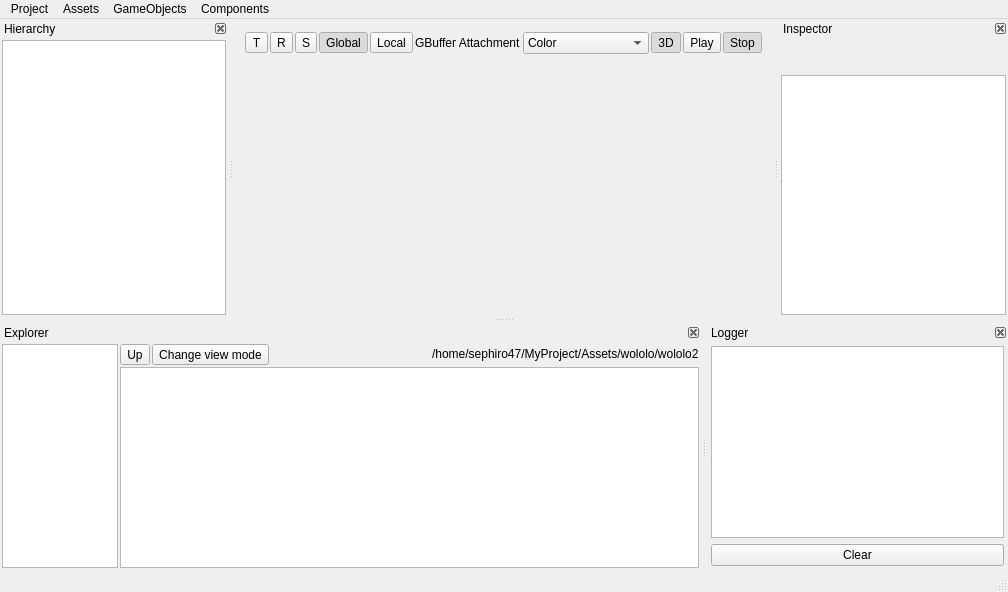
Bang3DEngine/OldBang, file EngineAssets/EditorWindow.ui: the form before one commit.
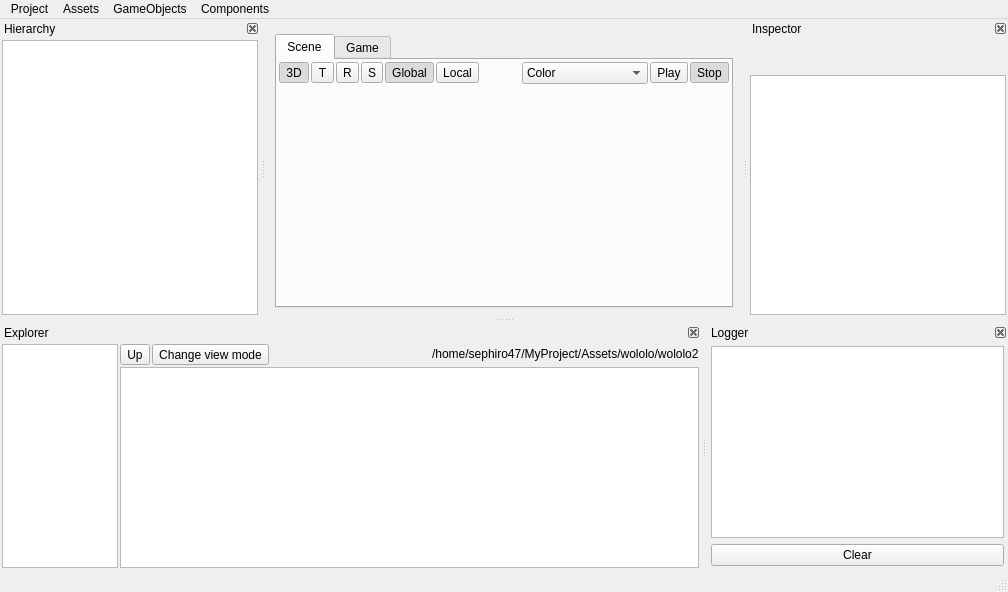
The form after the commit. Icons and pictures are not drawn. Custom widgets are drawn as their Qt base class.

Commit message: Added Scene and Game tab :)

Diff of the .ui file:
```diff
--- a/EngineAssets/EditorWindow.ui
+++ b/EngineAssets/EditorWindow.ui
@@ -36,27 +36,61 @@
    <bool>true</bool>
   </property>
   <widget class="QWidget" name="centralwidget">
-   <layout class="QVBoxLayout" name="verticalLayout" stretch="0,0,9999">
-    <property name="spacing">
-     <number>2</number>
-    </property>
-    <property name="margin">
-     <number>2</number>
-    </property>
+   <layout class="QVBoxLayout" name="verticalLayout">
     <item>
      <widget class="WindowEventManager" name="windowEventManager" native="true"/>
     </item>
     <item>
+     <widget class="QTabWidget" name="tabContainerSceneGame">
+      <property name="currentIndex">
+       <number>0</number>
+      </property>
+      <property name="movable">
+       <bool>true</bool>
+      </property>
+      <widget class="QWidget" name="tabScene">
+       <attribute name="title">
+        <string>Scene</string>
+       </attribute>
+       <layout class="QVBoxLayout" name="verticalLayout_11">
+        <property name="spacing">
+         <number>2</number>
+        </property>
+        <property name="margin">
+         <number>0</number>
+        </property>
+        <item>
+         <layout class="QVBoxLayout" name="tabSceneVLayout" stretch="0,9999">
+          <property name="spacing">
+           <number>2</number>
+          </property>
+          <item>
      <widget class="Toolbar" name="screenToolbar" native="true">
-      <layout class="QGridLayout" name="gridLayout">
+            <layout class="QHBoxLayout" name="horizontalLayout">
        <property name="spacing">
-        <number>0</number>
-       </property>
-       <item row="0" column="0">
-        <layout class="QHBoxLayout" name="hLayout_screenToolbar">
-         <property name="spacing">
+              <number>2</number>
+             </property>
+             <property name="margin">
           <number>2</number>
          </property>
+             <item>
+              <widget class="QToolButton" name="buttonOrthoPerspectiveMode">
+               <property name="font">
+                <font>
+                 <pointsize>9</pointsize>
+                </font>
+               </property>
+               <property name="text">
+                <string>3D</string>
+               </property>
+               <property name="checkable">
+                <bool>true</bool>
+               </property>
+               <property name="checked">
+                <bool>true</bool>
+               </property>
+              </widget>
+             </item>
          <item>
           <widget class="QToolButton" name="buttonTranslateMode">
            <property name="text">
@@ -144,19 +178,12 @@
            </property>
            <property name="sizeHint" stdset="0">
             <size>
-             <width>40</width>
-             <height>20</height>
+                 <width>53</width>
+                 <height>13</height>
             </size>
            </property>
           </spacer>
          </item>
-         <item>
-          <widget class="QLabel" name="label">
-           <property name="text">
-            <string>GBuffer Attachment</string>
-           </property>
-          </widget>
-         </item>
          <item>
           <widget class="QComboBox" name="comboBoxGBufferAttachment">
            <property name="sizeAdjustPolicy">
@@ -201,24 +228,6 @@
            </item>
           </widget>
          </item>
-         <item>
-          <widget class="QToolButton" name="buttonOrthoPerspectiveMode">
-           <property name="font">
-            <font>
-             <pointsize>9</pointsize>
-            </font>
-           </property>
-           <property name="text">
-            <string>3D</string>
-           </property>
-           <property name="checkable">
-            <bool>true</bool>
-           </property>
-           <property name="checked">
-            <bool>true</bool>
-           </property>
-          </widget>
-         </item>
          <item>
           <widget class="QToolButton" name="buttonPlay">
            <property name="text">
@@ -251,12 +260,38 @@
           </widget>
          </item>
         </layout>
-       </item>
-      </layout>
-     </widget>
-    </item>
+           </widget>
+          </item>
+          <item>
+           <widget class="Screen" name="screen" native="true">
+            <zorder>screenToolbar</zorder>
+           </widget>
+          </item>
+         </layout>
+        </item>
+       </layout>
+      </widget>
+      <widget class="QWidget" name="tabGame">
+       <attribute name="title">
+        <string>Game</string>
+       </attribute>
+       <layout class="QVBoxLayout" name="verticalLayout_12">
+        <property name="spacing">
+         <number>2</number>
+        </property>
+        <property name="margin">
+         <number>2</number>
+        </property>
     <item>
-     <widget class="Screen" name="screen" native="true"/>
+         <layout class="QVBoxLayout" name="tabGameVLayout">
+          <property name="spacing">
+           <number>2</number>
+          </property>
+         </layout>
+        </item>
+       </layout>
+      </widget>
+     </widget>
     </item>
    </layout>
   </widget>
```
Lines whose indentation alone changed are shown as unchanged. The commit also changes 10 other files.
